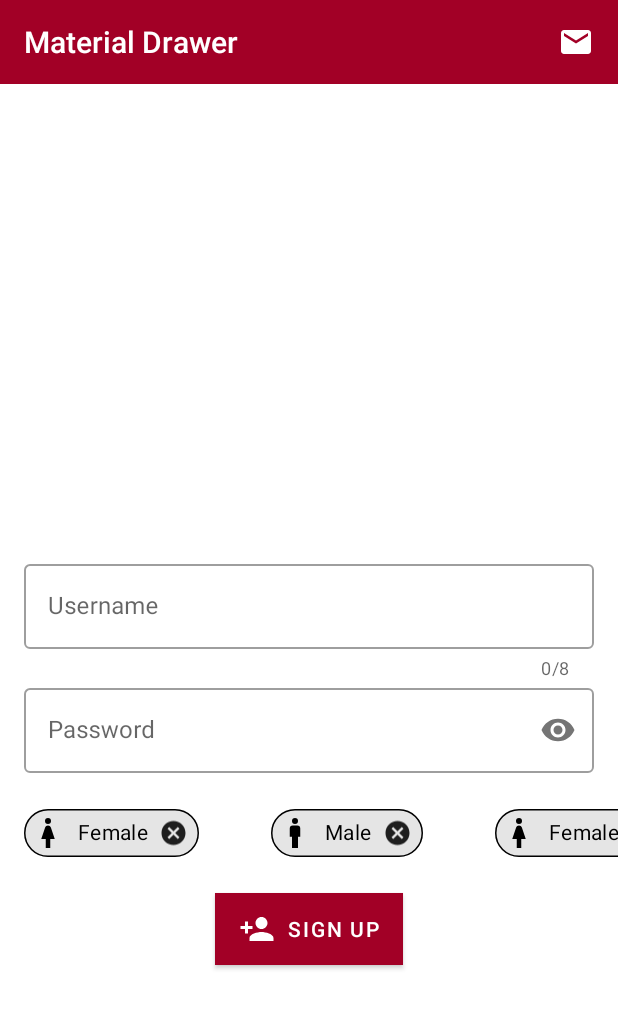
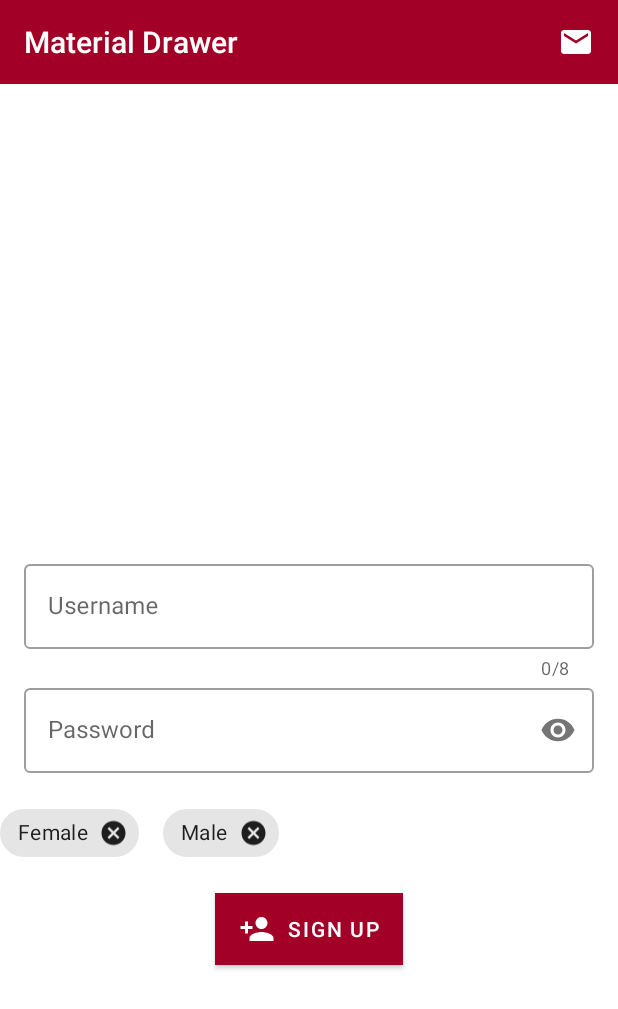
Before and after one commit to esmaeil-ahmadipour/Android_MaterialDesign, an Android app: the SixActivity screen opened directly, with no data from a screen before it, on a phone screen of 412 x 824 dp. Shown: the top 1009 px of the screen. Run offline under Robolectric (Android 15) with nearby library versions, the phone set to English and light mode, and no system bars.

Commit message:
Commit> Dynamically Add Chip

```diff
--- a/app/src/main/java/ir/ea2/android_materialdesign/SixActivity.java
+++ b/app/src/main/java/ir/ea2/android_materialdesign/SixActivity.java
@@ -5,19 +5,21 @@ import android.os.Bundle;
 import android.text.Editable;
 import android.text.TextWatcher;
 import android.view.View;
-import android.widget.CompoundButton;
 import android.widget.Toast;
 import com.google.android.material.chip.Chip;
+import com.google.android.material.chip.ChipGroup;
 import com.google.android.material.textfield.TextInputEditText;
 import com.google.android.material.textfield.TextInputLayout;
 import androidx.appcompat.app.AppCompatActivity;
 import androidx.appcompat.widget.Toolbar;
 
-public class SixActivity extends AppCompatActivity {
+public class SixActivity extends AppCompatActivity implements View.OnClickListener {
     private TextInputEditText textInputPassword, textInputUsername;
     private TextInputLayout textLayoutPassword, textLayoutUsername;
     private Toolbar toolbar;
     private Chip chipFemale;
+    private ChipGroup chipGroup;
+    private String[] strings = {"Female", "Male"};
 
     @Override
     protected void onCreate(Bundle savedInstanceState) {
@@ -27,6 +29,38 @@ public class SixActivity extends AppCompatActivity {
         setupToolbar();
         setCustomizedView();
         setListeners();
+        declareChip();
+    }
+
+    private void declareChip() {
+        Chip chip1 = new Chip(this);
+        Chip chip2 = new Chip(this);
+
+        chip1.setText(strings[0]);
+        chip2.setText(strings[1]);
+
+        chip1.setOnCloseIconClickListener(this);
+        chip2.setOnCloseIconClickListener(this);
+
+        chip1.setCheckable(true);
+        chip2.setCheckable(true);
+
+        chip1.setCloseIconVisible(true);
+        chip2.setCloseIconVisible(true);
+
+        chipGroup.addView(chip1);
+        chipGroup.addView(chip2);
+
+        chipGroup.setOnCheckedChangeListener(new ChipGroup.OnCheckedChangeListener() {
+            @Override
+            public void onCheckedChanged(ChipGroup chipGroup, int checkId) {
+                Chip selectedChip = chipGroup.findViewById(checkId);
+                if (selectedChip != null) {
+                    String s = selectedChip.getText().toString();
+                    Toast.makeText(SixActivity.this, s, Toast.LENGTH_SHORT).show();
+                }
+            }
+        });
     }
 
     private void setCustomizedView() {
@@ -35,18 +69,18 @@ public class SixActivity extends AppCompatActivity {
     }
 
     private void setListeners() {
-        chipFemale.setOnCloseIconClickListener(new View.OnClickListener() {
-            @Override
-            public void onClick(View v) {
-                Toast.makeText(SixActivity.this, "Close", Toast.LENGTH_SHORT).show();
-            }
-        });
-        chipFemale.setOnCheckedChangeListener(new CompoundButton.OnCheckedChangeListener() {
-            @Override
-            public void onCheckedChanged(CompoundButton buttonView, boolean isChecked) {
-                Toast.makeText(SixActivity.this, isChecked+"", Toast.LENGTH_SHORT).show();
-            }
-        });
+//        chipFemale.setOnCloseIconClickListener(new View.OnClickListener() {
+//            @Override
+//            public void onClick(View v) {
+//                Toast.makeText(SixActivity.this, "Close", Toast.LENGTH_SHORT).show();
+//            }
+//        });
+//        chipFemale.setOnCheckedChangeListener(new CompoundButton.OnCheckedChangeListener() {
+//            @Override
+//            public void onCheckedChanged(CompoundButton buttonView, boolean isChecked) {
+//                Toast.makeText(SixActivity.this, isChecked+"", Toast.LENGTH_SHORT).show();
+//            }
+//        });
         textInputUsername.addTextChangedListener(new TextWatcher() {
             @Override
             public void beforeTextChanged(CharSequence s, int start, int count, int after) {
@@ -89,17 +123,28 @@ public class SixActivity extends AppCompatActivity {
     private void unsetInputTextError() {
         textLayoutUsername.setErrorEnabled(false);
     }
+
     private void setupToolbar() {
         toolbar = findViewById(R.id.ac_four_toolbar);
         toolbar.setTitleTextColor(Color.WHITE);
         setSupportActionBar(toolbar);
     }
+
     private void setViews() {
-        chipFemale = findViewById(R.id.ac_six_chip_female);
+        chipGroup = findViewById(R.id.chipgroup);
+//        chipFemale = findViewById(R.id.ac_six_chip_female);
         textInputPassword = findViewById(R.id.ac_six_password);
         textInputUsername = findViewById(R.id.ac_six_username);
         textLayoutPassword = findViewById(R.id.ac_six_password_layout);
         textLayoutUsername = findViewById(R.id.ac_six_username_layout);
     }
 
+    @Override
+    public void onClick(View clickedView) {
+        if (clickedView instanceof Chip) {
+            chipGroup.removeView(clickedView);
+        } else {
+            Toast.makeText(this, "Error", Toast.LENGTH_SHORT).show();
+        }
+    }
 }
--- a/app/src/main/res/layout/activity_six.xml
+++ b/app/src/main/res/layout/activity_six.xml
@@ -83,73 +83,73 @@
             android:layout_marginTop="16dp"
             app:singleLine="true">
 
-            <com.google.android.material.chip.Chip
-                android:id="@+id/ac_six_chip_female"
-                android:layout_width="wrap_content"
-                android:layout_height="wrap_content"
-                android:layout_gravity="center"
-                android:layout_marginHorizontal="16dp"
-                android:checkable="true"
-                android:clickable="true"
-                android:text="@string/ac_six_chip_female"
-                android:textColor="@color/colorBlack"
-                app:chipIcon="@drawable/human_female"
-                app:chipIconTint="@color/colorBlack"
-                app:chipStrokeColor="@color/colorBlack"
-                app:chipStrokeWidth="1dp"
-                app:closeIconEnabled="true"
-                app:rippleColor="@color/secondaryColor" />
+<!--            <com.google.android.material.chip.Chip-->
+<!--                android:id="@+id/ac_six_chip_female"-->
+<!--                android:layout_width="wrap_content"-->
+<!--                android:layout_height="wrap_content"-->
+<!--                android:layout_gravity="center"-->
+<!--                android:layout_marginHorizontal="16dp"-->
+<!--                android:checkable="true"-->
+<!--                android:clickable="true"-->
+<!--                android:text="@string/ac_six_chip_female"-->
+<!--                android:textColor="@color/colorBlack"-->
+<!--                app:chipIcon="@drawable/human_female"-->
+<!--                app:chipIconTint="@color/colorBlack"-->
+<!--                app:chipStrokeColor="@color/colorBlack"-->
+<!--                app:chipStrokeWidth="1dp"-->
+<!--                app:closeIconEnabled="true"-->
+<!--                app:rippleColor="@color/secondaryColor" />-->
 
-            <com.google.android.material.chip.Chip
-                android:id="@+id/ac_six_chip_male"
-                android:layout_width="wrap_content"
-                android:layout_height="wrap_content"
-                android:layout_gravity="center"
-                android:layout_marginHorizontal="16dp"
-                android:checkable="true"
-                android:clickable="true"
-                android:text="@string/ac_six_chip_male"
-                android:textColor="@color/colorBlack"
-                app:chipIcon="@drawable/human_male"
-                app:chipIconTint="@color/colorBlack"
-                app:chipStrokeColor="@color/colorBlack"
-                app:chipStrokeWidth="1dp"
-                app:closeIconEnabled="true"
-                app:rippleColor="@color/secondaryColor" />
+<!--            <com.google.android.material.chip.Chip-->
+<!--                android:id="@+id/ac_six_chip_male"-->
+<!--                android:layout_width="wrap_content"-->
+<!--                android:layout_height="wrap_content"-->
+<!--                android:layout_gravity="center"-->
+<!--                android:layout_marginHorizontal="16dp"-->
+<!--                android:checkable="true"-->
+<!--                android:clickable="true"-->
+<!--                android:text="@string/ac_six_chip_male"-->
+<!--                android:textColor="@color/colorBlack"-->
+<!--                app:chipIcon="@drawable/human_male"-->
+<!--                app:chipIconTint="@color/colorBlack"-->
+<!--                app:chipStrokeColor="@color/colorBlack"-->
+<!--                app:chipStrokeWidth="1dp"-->
+<!--                app:closeIconEnabled="true"-->
+<!--                app:rippleColor="@color/secondaryColor" />-->
 
-            <com.google.android.material.chip.Chip
-                android:id="@+id/ac_six_chip_female2"
-                android:layout_width="wrap_content"
-                android:layout_height="wrap_content"
-                android:layout_gravity="center"
-                android:layout_marginHorizontal="16dp"
-                android:checkable="true"
-                android:clickable="true"
-                android:text="@string/ac_six_chip_female"
-                android:textColor="@color/colorBlack"
-                app:chipIcon="@drawable/human_female"
-                app:chipIconTint="@color/colorBlack"
-                app:chipStrokeColor="@color/colorBlack"
-                app:chipStrokeWidth="1dp"
-                app:closeIconEnabled="true"
-                app:rippleColor="@color/secondaryColor" />
+<!--            <com.google.android.material.chip.Chip-->
+<!--                android:id="@+id/ac_six_chip_female2"-->
+<!--                android:layout_width="wrap_content"-->
+<!--                android:layout_height="wrap_content"-->
+<!--                android:layout_gravity="center"-->
+<!--                android:layout_marginHorizontal="16dp"-->
+<!--                android:checkable="true"-->
+<!--                android:clickable="true"-->
+<!--                android:text="@string/ac_six_chip_female"-->
+<!--                android:textColor="@color/colorBlack"-->
+<!--                app:chipIcon="@drawable/human_female"-->
+<!--                app:chipIconTint="@color/colorBlack"-->
+<!--                app:chipStrokeColor="@color/colorBlack"-->
+<!--                app:chipStrokeWidth="1dp"-->
+<!--                app:closeIconEnabled="true"-->
+<!--                app:rippleColor="@color/secondaryColor" />-->
 
-            <com.google.android.material.chip.Chip
-                android:id="@+id/ac_six_chip_male2"
-                android:layout_width="wrap_content"
-                android:layout_height="wrap_content"
-                android:layout_gravity="center"
-                android:layout_marginHorizontal="16dp"
-                android:checkable="true"
-                android:clickable="true"
-                android:text="@string/ac_six_chip_male"
-                android:textColor="@color/colorBlack"
-                app:chipIcon="@drawable/human_male"
-                app:chipIconTint="@color/colorBlack"
-                app:chipStrokeColor="@color/colorBlack"
-                app:chipStrokeWidth="1dp"
-                app:closeIconEnabled="true"
-                app:rippleColor="@color/secondaryColor" />
+<!--            <com.google.android.material.chip.Chip-->
+<!--                android:id="@+id/ac_six_chip_male2"-->
+<!--                android:layout_width="wrap_content"-->
+<!--                android:layout_height="wrap_content"-->
+<!--                android:layout_gravity="center"-->
+<!--                android:layout_marginHorizontal="16dp"-->
+<!--                android:checkable="true"-->
+<!--                android:clickable="true"-->
+<!--                android:text="@string/ac_six_chip_male"-->
+<!--                android:textColor="@color/colorBlack"-->
+<!--                app:chipIcon="@drawable/human_male"-->
+<!--                app:chipIconTint="@color/colorBlack"-->
+<!--                app:chipStrokeColor="@color/colorBlack"-->
+<!--                app:chipStrokeWidth="1dp"-->
+<!--                app:closeIconEnabled="true"-->
+<!--                app:rippleColor="@color/secondaryColor" />-->
         </com.google.android.material.chip.ChipGroup>
     </HorizontalScrollView>
 
```
